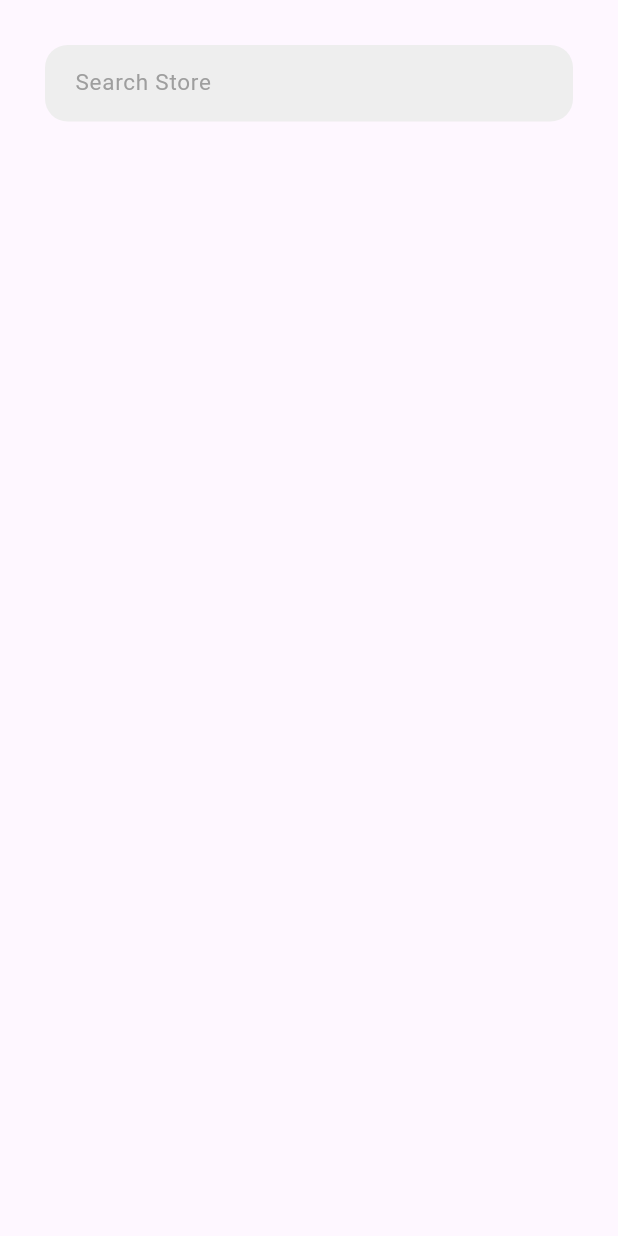
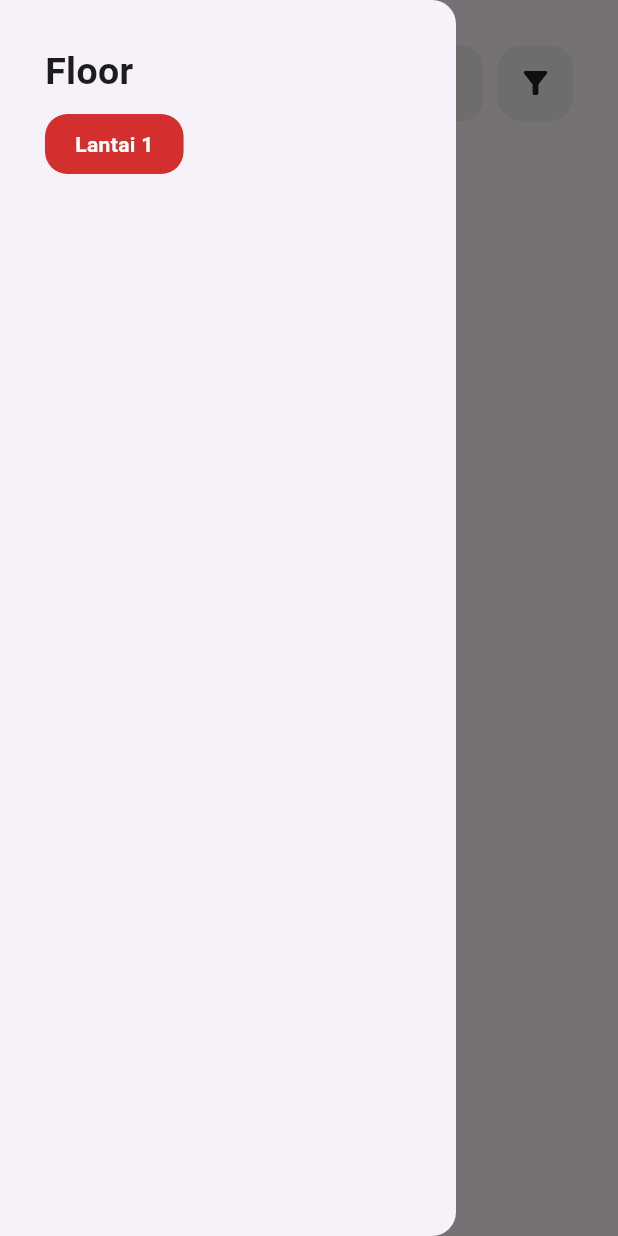
Before and after one commit to rizyxy/flutter-mallhub, a Flutter app: the StoreQueryPage screen opened directly, with the side drawer open (before the commit the screen has no drawer), on a phone screen of 412 x 824 dp. Run offline on Flutter 3.47's test engine with Material 3 defaults, Android fonts, the phone set to English and light mode, and no system bars; our stand-ins replace equatable, flutter_bloc, flutter_dotenv.

Commit message:
Added Store Filter Drawer

```diff
--- a/lib/presentation/screens/store_query_page.dart
+++ b/lib/presentation/screens/store_query_page.dart
@@ -3,11 +3,15 @@ import 'package:flutter_bloc/flutter_bloc.dart';
 import 'package:flutter_mallhub/presentation/bloc/store_bloc/store_bloc.dart';
 import 'package:flutter_mallhub/presentation/bloc/store_filter_cubit/store_filter_cubit.dart';
 import 'package:flutter_mallhub/presentation/bloc/store_query_bloc/store_query_bloc.dart';
+import 'package:flutter_mallhub/presentation/widgets/store/store_filter/store_floor_filter_section.dart';
 import 'package:flutter_mallhub/presentation/widgets/store/store_grid.dart';
 import 'package:flutter_mallhub/presentation/widgets/store/store_query_bar.dart';
 
 class StoreQueryPage extends StatelessWidget {
-  const StoreQueryPage({super.key});
+  StoreQueryPage({super.key});
+
+  final GlobalKey<ScaffoldState> _storeQueryScaffoldKey =
+      GlobalKey<ScaffoldState>();
 
   void _onScrollMax(BuildContext context, ScrollNotification notification) {
     if (notification.metrics.pixels >= notification.metrics.maxScrollExtent) {
@@ -24,13 +28,36 @@ class StoreQueryPage extends StatelessWidget {
         BlocProvider<StoreQueryBloc>(create: (context) => StoreQueryBloc())
       ],
       child: Scaffold(
+        key: _storeQueryScaffoldKey,
+        drawer: Drawer(
+          child: SafeArea(
+            child: Padding(
+              padding: const EdgeInsets.all(30),
+              child: Column(
+                crossAxisAlignment: CrossAxisAlignment.stretch,
+                children: <Widget>[
+                  Text(
+                    "Floor",
+                    style: TextStyle(fontSize: 25, fontWeight: FontWeight.bold),
+                  ),
+                  SizedBox(
+                    height: 10,
+                  ),
+                  StoreFloorFilterSection()
+                ],
+              ),
+            ),
+          ),
+        ),
         body: SafeArea(
             child: Padding(
           padding: EdgeInsets.all(30),
           child: Column(
             crossAxisAlignment: CrossAxisAlignment.stretch,
             children: <Widget>[
-              StoreQueryBar(),
+              StoreQueryBar(
+                parentScaffoldKey: _storeQueryScaffoldKey,
+              ),
               SizedBox(
                 height: 20,
               ),
--- /dev/null
+++ b/lib/presentation/widgets/shared/item_pill.dart
@@ -0,0 +1,24 @@
+import 'package:flutter/material.dart';
+
+class ItemPill extends StatelessWidget {
+  const ItemPill({super.key, required this.itemName, required this.isSelected});
+
+  final String itemName;
+  final bool isSelected;
+
+  @override
+  Widget build(BuildContext context) {
+    return Ink(
+      padding: EdgeInsets.symmetric(horizontal: 20, vertical: 10),
+      decoration: BoxDecoration(
+          color: isSelected ? Colors.red.shade700 : Colors.grey.shade200,
+          borderRadius: BorderRadius.circular(15)),
+      child: Text(
+        itemName,
+        style: TextStyle(
+            fontWeight: isSelected ? FontWeight.bold : FontWeight.normal,
+            color: isSelected ? Colors.white : Colors.black),
+      ),
+    );
+  }
+}
--- /dev/null
+++ b/lib/presentation/widgets/store/store_filter/store_floor_filter_section.dart
@@ -0,0 +1,22 @@
+import 'package:flutter/material.dart';
+import 'package:flutter_mallhub/presentation/widgets/shared/item_pill.dart';
+
+class StoreFloorFilterSection extends StatelessWidget {
+  const StoreFloorFilterSection({
+    super.key,
+  });
+
+  @override
+  Widget build(BuildContext context) {
+    return Wrap(
+      children: <Widget>[
+        InkWell(
+          child: ItemPill(
+            itemName: "Lantai 1",
+            isSelected: true,
+          ),
+        )
+      ],
+    );
+  }
+}
--- a/lib/presentation/widgets/store/store_query_bar.dart
+++ b/lib/presentation/widgets/store/store_query_bar.dart
@@ -4,9 +4,9 @@ import 'package:flutter_mallhub/presentation/bloc/store_filter_cubit/store_filte
 import 'package:flutter_mallhub/presentation/bloc/store_query_bloc/store_query_bloc.dart';
 
 class StoreQueryBar extends StatefulWidget {
-  StoreQueryBar({
-    super.key,
-  });
+  StoreQueryBar({super.key, required this.parentScaffoldKey});
+
+  final GlobalKey<ScaffoldState> parentScaffoldKey;
 
   @override
   State<StoreQueryBar> createState() => _StoreQueryBarState();
@@ -74,11 +74,27 @@ class _StoreQueryBarState extends State<StoreQueryBar> {
                   }
 
                   return SizedBox.shrink();
-                })
+                }),
               ],
             ),
           ),
         ),
+        SizedBox(
+          width: 10,
+        ),
+        InkWell(
+          onTap: () {
+            widget.parentScaffoldKey.currentState!.openDrawer();
+          },
+          borderRadius: BorderRadius.circular(15),
+          child: Ink(
+            padding: EdgeInsets.all(13),
+            decoration: BoxDecoration(
+                color: Colors.grey.shade200,
+                borderRadius: BorderRadius.circular(15)),
+            child: Icon(Icons.filter_alt),
+          ),
+        )
       ],
     );
   }
```
